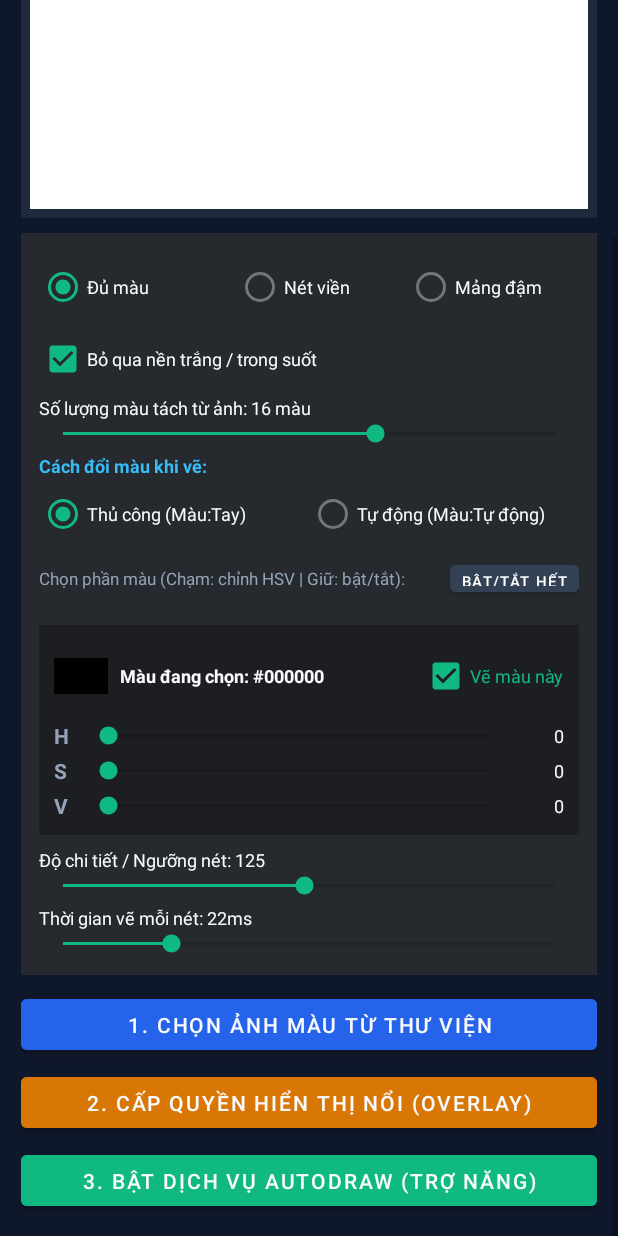
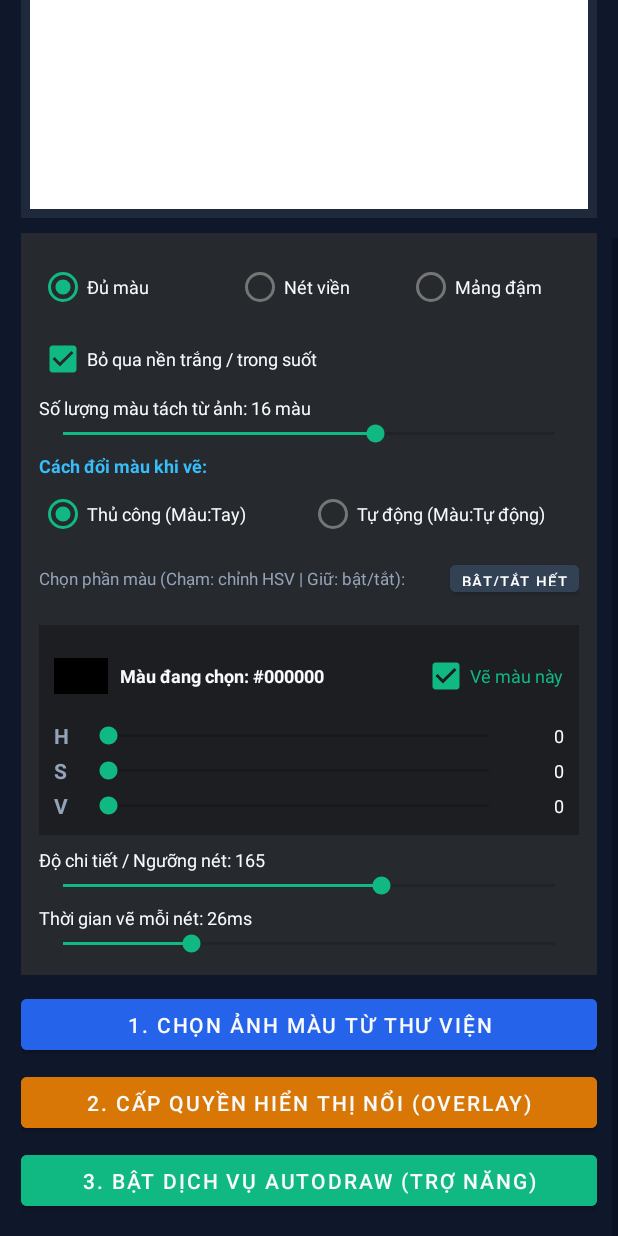
Before and after one commit to kaiMC098/AutoDraw-Pro-v15, an Android app: the screen it shows after launch (MainActivity), scrolled down 196 dp, on a phone screen of 412 x 824 dp. Run offline under Robolectric (Android 15) with nearby library versions, the phone set to English and light mode, and no system bars.

Commit message:
Add files via upload

```diff
--- a/app/src/main/res/layout/activity_main.xml
+++ b/app/src/main/res/layout/activity_main.xml
@@ -297,7 +297,7 @@
                 android:layout_width="wrap_content"
                 android:layout_height="wrap_content"
                 android:layout_marginTop="8dp"
-                android:text="Độ chi tiết / Ngưỡng nét: 125"
+                android:text="Độ chi tiết / Ngưỡng nét: 165"
                 android:textColor="@color/textLight"
                 android:textSize="12sp" />
             <SeekBar
@@ -305,13 +305,13 @@
                 android:layout_width="match_parent"
                 android:layout_height="wrap_content"
                 android:max="255"
-                android:progress="125" />
+                android:progress="165" />
             <TextView
                 android:id="@+id/txtSpeedLabel"
                 android:layout_width="wrap_content"
                 android:layout_height="wrap_content"
                 android:layout_marginTop="4dp"
-                android:text="Thời gian vẽ mỗi nét: 22ms"
+                android:text="Thời gian vẽ mỗi nét: 26ms"
                 android:textColor="@color/textLight"
                 android:textSize="12sp" />
             <SeekBar
@@ -319,7 +319,7 @@
                 android:layout_width="match_parent"
                 android:layout_height="wrap_content"
                 android:max="100"
-                android:progress="22" />
+                android:progress="26" />
         </LinearLayout>
         <Button
             android:id="@+id/btnLoad"
```
